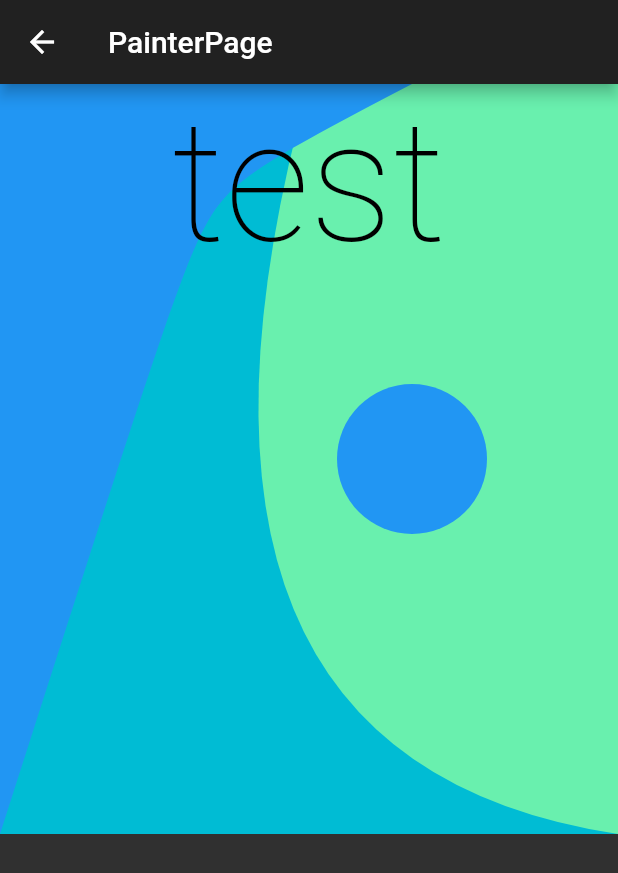
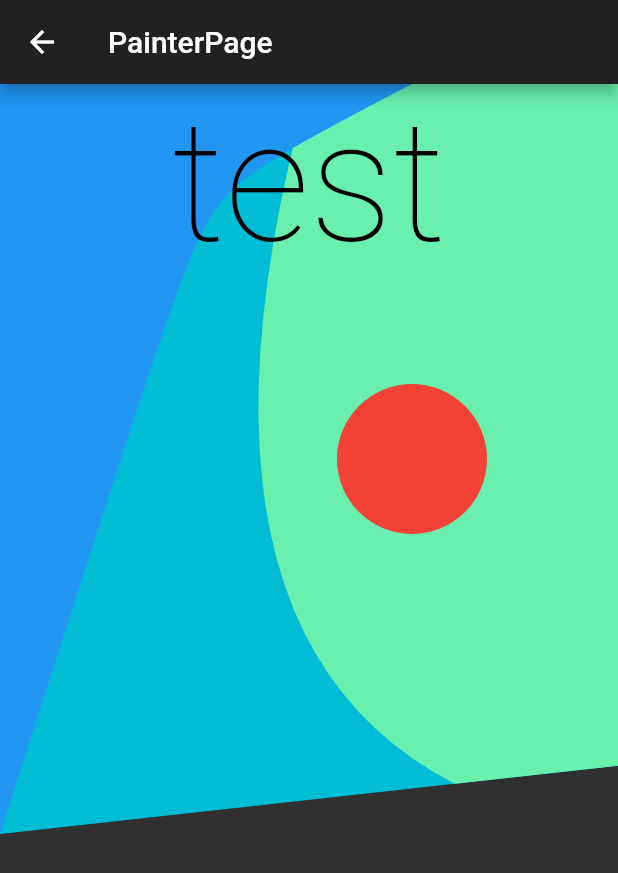
Before and after one commit to Clemalfroy/CheatBook, a Flutter app: the PainterPage screen opened by its route, on a phone screen of 412 x 824 dp. Shown: the top 873 px of the screen. Run offline on Flutter 3.47's test engine with Material 2 defaults, Android fonts, the phone set to English and light mode, and no system bars; our stand-ins replace flare_flutter.

Commit message:
Painter Page: Add a custom path clipper

```diff
--- a/lib/src/painter_page.dart
+++ b/lib/src/painter_page.dart
@@ -18,7 +18,7 @@ class PainterPageState extends State<PainterPage>
     super.initState();
     _animationController =
         AnimationController(vsync: this, duration: Duration(milliseconds: 800));
-    _circleColor = ColorTween(begin: Colors.lightBlueAccent, end: Colors.blue)
+    _circleColor = ColorTween(begin: Colors.lightBlueAccent, end: Colors.red)
         .animate(CurvedAnimation(
             parent: _animationController, curve: Curves.easeIn));
     _animationController.forward();
@@ -38,7 +38,9 @@ class PainterPageState extends State<PainterPage>
       ),
       body: Stack(
         children: <Widget>[
-          AnimatedBuilder(
+          ClipPath(
+            clipper: MyClipper(),
+            child: AnimatedBuilder(
               animation: _circleColor,
               builder: (context, widget) {
                 return CustomPaint(
@@ -48,6 +50,7 @@ class PainterPageState extends State<PainterPage>
                   ),
                 );
               },
+            ),
           ),
           Align(
               alignment: Alignment.topCenter,
@@ -95,3 +98,20 @@ class FirstPainter extends CustomPainter {
     return oldDelegate.circleColor != circleColor;
   }
 }
+
+class MyClipper extends CustomClipper<Path> {
+  @override
+  Path getClip(Size size) {
+    Path path = Path()
+      ..lineTo(0, size.height)
+      ..lineTo(size.width, size.height / 1.1)
+      ..lineTo(size.width, 0)
+      ..close();
+    return path;
+  }
+
+  @override
+  bool shouldReclip(CustomClipper<Path> oldClipper) {
+    return oldClipper != this;
+  }
+}
```
Lines whose indentation alone changed are shown as unchanged.
